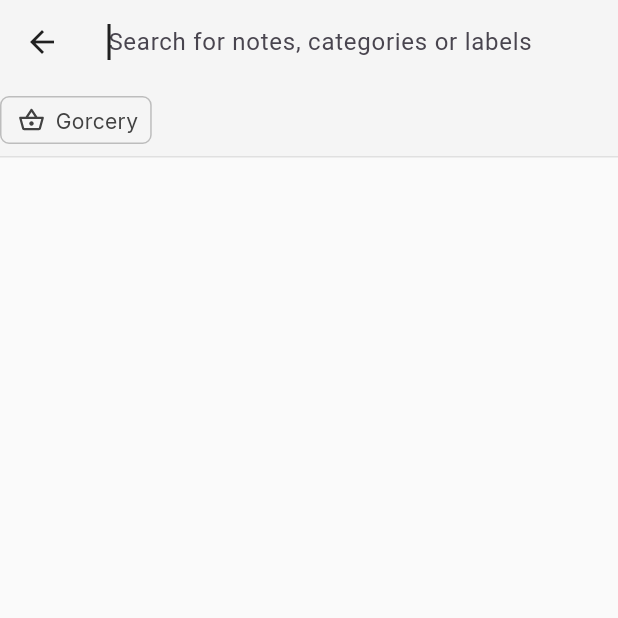
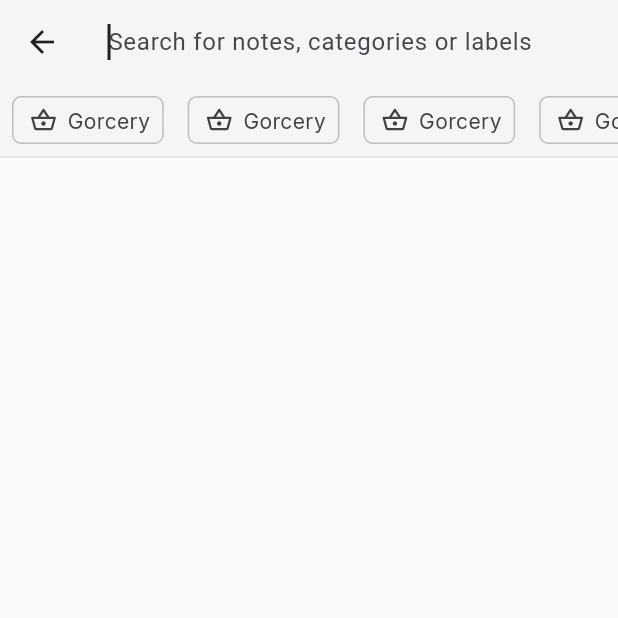
Before and after one commit to MaximDmytruk/kitty, a Flutter app: the SearchScreen screen opened by its route, on a phone screen of 412 x 824 dp, the top half of it. Run offline on Flutter 3.47's test engine with Material 3 defaults, Android fonts, the phone set to English and light mode, and no system bars; our stand-ins replace bloc, bot_toast, flutter_bloc, flutter_localization, flutter_svg, freezed_annotation and 2 more.

Commit message:
Add scroll in SearchAppBar

```diff
--- a/lib/screens/search_screen/widgets/search_app_bar.dart
+++ b/lib/screens/search_screen/widgets/search_app_bar.dart
@@ -69,10 +69,17 @@ class _SearchAppBarState extends State<SearchAppBar> {
               ),
             ],
           ),
-          TagButton(
-            iconWidget: SvgPicture.asset(CategoryIcons.groceries),
-            name: 'Gorcery',
-          ),
+          SizedBox(
+            height:48.0,
+            child: ListView.builder(
+              scrollDirection: Axis.horizontal,
+              itemCount: 6,
+              itemBuilder: (context, index) => TagButton(
+                iconWidget: SvgPicture.asset(CategoryIcons.groceries),
+                name: 'Gorcery',
+              ),
+            ),
+          )
         ],
       ),
     );
--- a/lib/widgets/buttons/tag_button.dart
+++ b/lib/widgets/buttons/tag_button.dart
@@ -38,7 +38,8 @@ class _TagButtonState extends State<TagButton> {
   Widget build(BuildContext context) {
     return Padding(
       padding: const EdgeInsets.symmetric(
-        vertical: 8.0,
+        // vertical: 8.0,
+        horizontal: 8.0,
       ),
       child: InkWell(
         onTap: selectAction,
```
